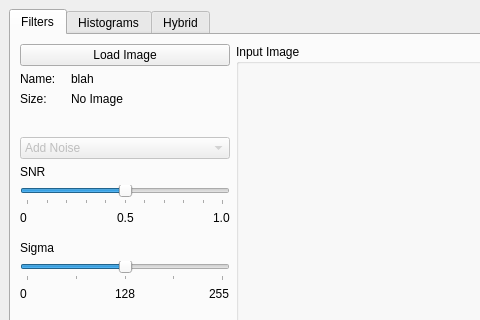
Old version of the form UI/mainGUI.ui in the repository r-CV-Tasks/Image-filtering-edgeDetection-processing; both pictures show x 0 to 480 and y 0 to 320 of the 1120 by 823 pixel window.
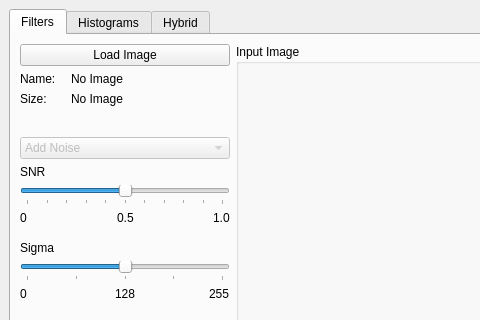
New version of the form. Custom widgets are drawn as their Qt base class.

What changed in the file:
```diff
--- a/UI/mainGUI.ui
+++ b/UI/mainGUI.ui
@@ -263,7 +263,7 @@
                  </size>
                 </property>
                 <property name="text">
-                 <string>blah</string>
+                 <string>No Image</string>
                 </property>
                </widget>
               </item>
```
Left out of the diff: 3 changed lines with no effect on the pictures.
